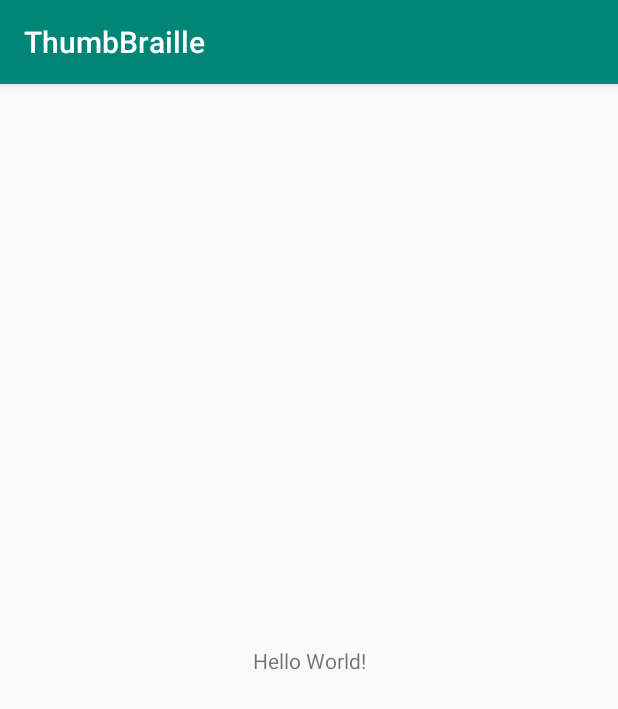
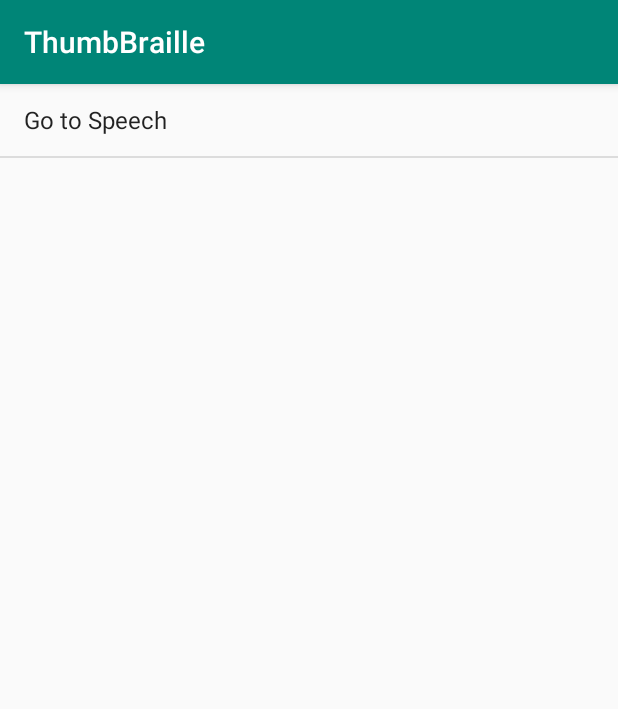
Before and after one commit to KanaHayama/ThumbBrailleIME, an Android app: the screen it shows after launch (MainActivity), on a phone screen of 412 x 824 dp. Shown: the top 709 px of the screen. Run offline under Robolectric (Android 15) with nearby library versions, the phone set to English and light mode, and no system bars.

```diff
--- a/app/src/main/java/com/tbraille/android/MainActivity.java
+++ b/app/src/main/java/com/tbraille/android/MainActivity.java
@@ -1,13 +1,51 @@
 package com.tbraille.android;
 
+import android.annotation.SuppressLint;
+import android.content.Intent;
 import android.support.v7.app.AppCompatActivity;
 import android.os.Bundle;
+import android.view.View;
+import android.widget.AdapterView;
+import android.widget.ArrayAdapter;
+import android.widget.Button;
+import android.widget.ListAdapter;
+import android.widget.ListView;
+import android.widget.Toast;
 
-public class MainActivity extends AppCompatActivity {
+import java.util.ArrayList;
+import java.util.List;
+
+public class MainActivity extends AppCompatActivity implements AdapterView.OnItemClickListener {
+
+    private ListView listview;
+    // 模拟数据
+    private List<String> dataList = null;
+
 
     @Override
     protected void onCreate(Bundle savedInstanceState) {
         super.onCreate(savedInstanceState);
         setContentView(R.layout.activity_main);
+        dataList = new ArrayList<String>();
+        dataList.add("Go to Speech");
+        //dataList.add("Setting sample")
+        // Setting adapter
+        ListAdapter adapter = new ArrayAdapter<String>(MainActivity.this,
+                android.R.layout.simple_list_item_1, dataList);
+        listview = (ListView) findViewById(R.id.listview);
+        listview.setAdapter(adapter);
+        // bind item click event
+        listview.setOnItemClickListener(this);
+    }
+
+    @SuppressLint("WrongConstant")
+    @Override
+    public void onItemClick(AdapterView<?> parent, View view, int position, long id) {
+        // position is the position of which data you are clicking
+        if(position == 0) {
+            Intent intent = new Intent(MainActivity.this, SpeechActivity.class);
+            startActivity(intent);
+        }
+//        Toast.makeText(MainActivity.this, "Click on" + position + "",0).show();
     }
 }
--- a/app/src/main/res/layout/activity_main.xml
+++ b/app/src/main/res/layout/activity_main.xml
@@ -6,13 +6,11 @@
     android:layout_height="match_parent"
     tools:context=".MainActivity">
 
-    <TextView
-        android:layout_width="wrap_content"
-        android:layout_height="wrap_content"
-        android:text="Hello World!"
-        app:layout_constraintBottom_toBottomOf="parent"
-        app:layout_constraintLeft_toLeftOf="parent"
-        app:layout_constraintRight_toRightOf="parent"
-        app:layout_constraintTop_toTopOf="parent" />
+    <ListView
+        android:id="@+id/listview"
+        android:layout_width="match_parent"
+        android:layout_height="match_parent"
+        />
+
 
 </android.support.constraint.ConstraintLayout>
```
Also changed, not shown: app/src/main/AndroidManifest.xml (+6 -2 lines), app/src/main/java/com/tbraille/android/SpeechActivity.java (added, +71 -0 lines), app/src/main/res/layout/activity_speech.xml (added, +23 -0 lines).
